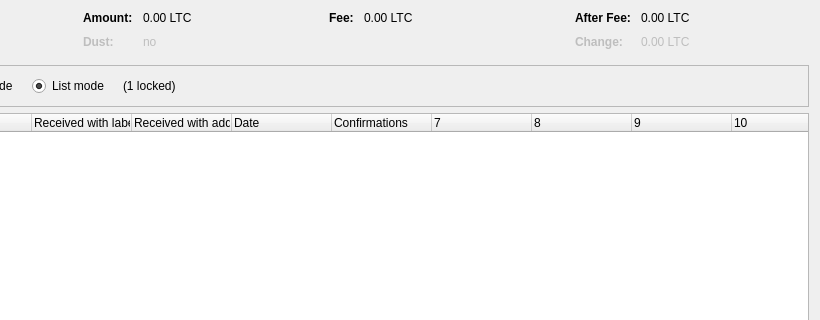
DivisionStreetDevs/darkWormCoin-master, file src/qt/forms/coincontroldialog.ui: the form before one commit; both pictures show x 180 to 1000 and y 0 to 320 of the 1000 by 500 pixel window.
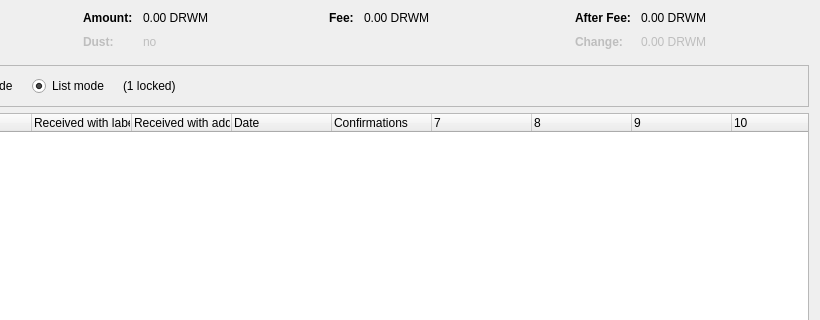
The form after the commit. Custom widgets are drawn as their Qt base class.

```diff
--- a/src/qt/forms/coincontroldialog.ui
+++ b/src/qt/forms/coincontroldialog.ui
@@ -132,7 +132,7 @@
           <enum>Qt::ActionsContextMenu</enum>
          </property>
          <property name="text">
-          <string notr="true">0.00 LTC</string>
+          <string notr="true">0.00 DRWM</string>
          </property>
          <property name="textInteractionFlags">
           <set>Qt::LinksAccessibleByMouse|Qt::TextSelectableByKeyboard|Qt::TextSelectableByMouse</set>
@@ -212,7 +212,7 @@
           <enum>Qt::ActionsContextMenu</enum>
          </property>
          <property name="text">
-          <string notr="true">0.00 LTC</string>
+          <string notr="true">0.00 DRWM</string>
          </property>
          <property name="textInteractionFlags">
           <set>Qt::LinksAccessibleByMouse|Qt::TextSelectableByKeyboard|Qt::TextSelectableByMouse</set>
@@ -257,7 +257,7 @@
           <enum>Qt::ActionsContextMenu</enum>
          </property>
          <property name="text">
-          <string notr="true">0.00 LTC</string>
+          <string notr="true">0.00 DRWM</string>
          </property>
          <property name="textInteractionFlags">
           <set>Qt::LinksAccessibleByMouse|Qt::TextSelectableByKeyboard|Qt::TextSelectableByMouse</set>
@@ -292,7 +292,7 @@
           <enum>Qt::ActionsContextMenu</enum>
          </property>
          <property name="text">
-          <string notr="true">0.00 LTC</string>
+          <string notr="true">0.00 DRWM</string>
          </property>
          <property name="textInteractionFlags">
           <set>Qt::LinksAccessibleByMouse|Qt::TextSelectableByKeyboard|Qt::TextSelectableByMouse</set>
```
